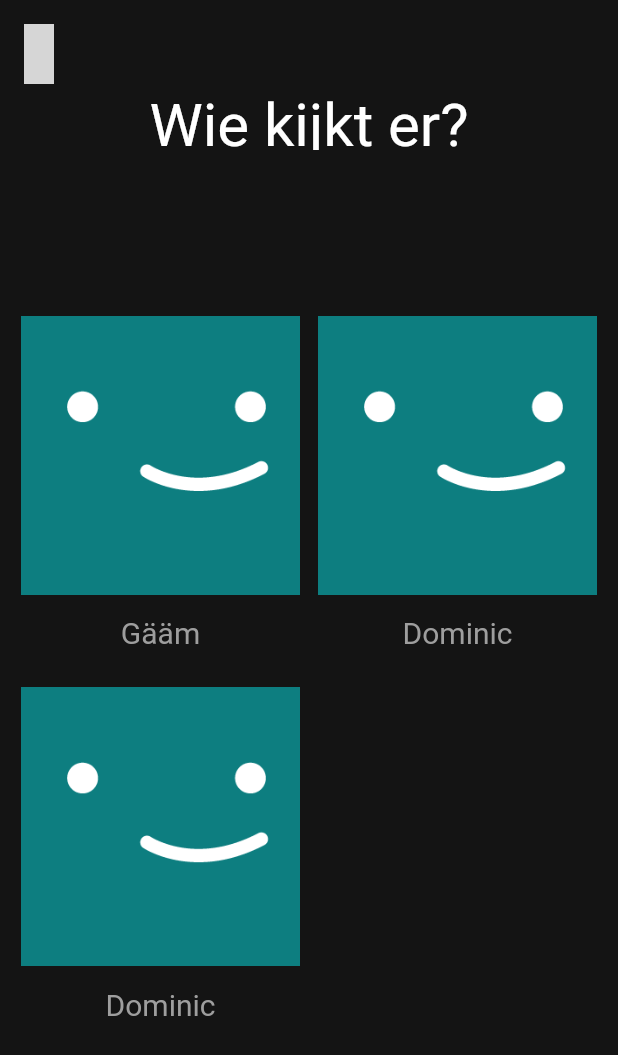
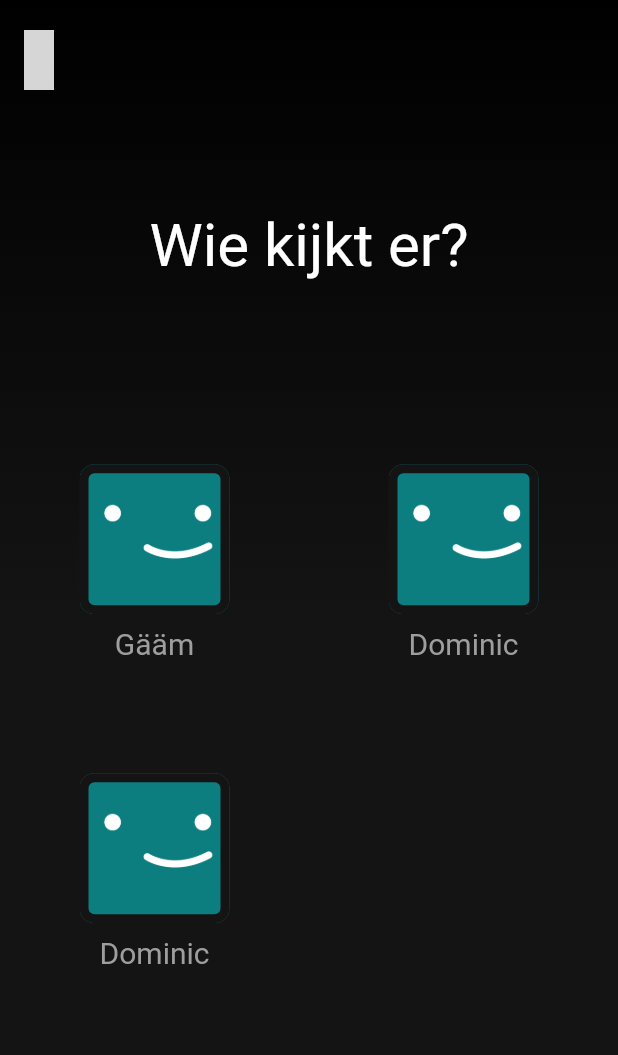
Before and after one commit to cfreemoser/Melvix, a Flutter app: the screen it shows after launch, on a phone screen of 412 x 824 dp. Shown: the top 1055 px of the screen. Run offline on Flutter 3.47's test engine with Material 2 defaults, Android fonts, the phone set to English and light mode, and no system bars; our stand-ins replace bloc, flutter_bloc, flutter_svg; network calls fail; project files that could hold a hidden picture were left out; grey boxes are pictures that could not be loaded.

Commit message:
main: improved layout

```diff
--- a/lib/pages/profiles.dart
+++ b/lib/pages/profiles.dart
@@ -11,29 +11,36 @@ class Profiles extends StatelessWidget {
   const Profiles({Key? key}) : super(key: key);
   @override
   Widget build(BuildContext context) {
-    return LayoutBuilder(builder: (context, constraints) {
+    return Scaffold(
+      body: LayoutBuilder(
+        builder: (context, constraints) {
           bool smallScreen = constraints.maxWidth < 600;
           double netflixLogoHeight = 40;
           double selectTextHeight = 40;
-      developer.log(smallScreen.toString());
 
-      double topCenterDistance =
-          smallScreen ? 150 : constraints.maxHeight * 0.5;
-
-      return Scaffold(
-        body: SizedBox(
-          height: constraints.minHeight,
-          width: constraints.maxWidth,
-          child: Stack(
+          return Stack(
             children: [
               Container(
+                decoration: const BoxDecoration(
+                    gradient: LinearGradient(
+                        begin: Alignment.topCenter,
+                        end: Alignment.bottomCenter,
+                        colors: [
+                      Colors.black,
+                      Constants.netflix_background,
+                      Constants.netflix_background
+                    ])),
                 height: constraints.maxHeight,
                 width: constraints.maxWidth,
-                color: Constants.netflix_background,
               ),
-              Positioned(
-                top: 16,
-                left: smallScreen ? 16 : 64,
+              Expanded(
+                  child: Column(
+                mainAxisAlignment: MainAxisAlignment.start,
+                crossAxisAlignment: CrossAxisAlignment.start,
+                children: [
+                  Padding(
+                      padding:
+                          EdgeInsets.only(top: 20, left: smallScreen ? 16 : 64),
                       child: SvgPicture.network(
                         smallScreen
                             ? "https://upload.wikimedia.org/wikipedia/commons/0/0c/Netflix_2015_N_logo.svg"
@@ -41,15 +48,13 @@ class Profiles extends StatelessWidget {
                         width: smallScreen ? 20 : 100,
                         height: netflixLogoHeight,
                         semanticsLabel: "netflix icon",
-                  placeholderBuilder: (context) => const Text("loading..."),
-                ),
-              ),
-              Positioned(
-                  top: smallScreen
-                      ? netflixLogoHeight + 20
-                      : topCenterDistance - 32 - 150,
-                  width: constraints.maxWidth,
-                  height: selectTextHeight,
+                        placeholderBuilder: (context) =>
+                            const Text("loading..."),
+                      )),
+                  Container(
+                    margin: EdgeInsets.only(
+                        top: smallScreen ? 80 : constraints.maxHeight / 4,
+                        bottom: 20),
                     child: const Center(
                       child: Text(
                         Constants.profiles_select_text,
@@ -58,36 +63,37 @@ class Profiles extends StatelessWidget {
                           fontSize: 40,
                         ),
                       ),
-                  )),
-              Positioned(
-                height: constraints.maxHeight,
-                width: constraints.maxWidth,
-                top: (topCenterDistance + 40) - 150,
-                child: Center(
+                    ),
+                  ),
+                  Expanded(
                     child: BlocBuilder<ProfilesBloc, ProfilesState>(
                       builder: (context, state) {
                         if (state is ProfilesInitial) {
-                        return Padding(
-                          padding: const EdgeInsets.all(8.0),
+                          return SizedBox(
+                            width: constraints.maxWidth,
+                            child: Center(
                               child: GridView.builder(
                                   gridDelegate:
                                       SliverGridDelegateWithFixedCrossAxisCount(
-                                      mainAxisSpacing: 0,
-                                      childAspectRatio: smallScreen ? 0.8 : 3,
+                                          childAspectRatio:
+                                              smallScreen ? 5 / 5 : 3,
                                           crossAxisCount: smallScreen ? 2 : 1),
                                   shrinkWrap: true,
-                              scrollDirection:
-                                  smallScreen ? Axis.vertical : Axis.horizontal,
+                                  scrollDirection: smallScreen
+                                      ? Axis.vertical
+                                      : Axis.horizontal,
                                   itemCount: state.profiles.length,
+                                  padding: EdgeInsets.fromLTRB(0, 0, 0, 0),
                                   itemBuilder: (context, index) {
                                     return AnimatedProfileCard(
-                                  width: 120,
+                                      width: smallScreen ? 100 : 200,
                                       fontSize: 20,
                                       name: state.profiles[index].name,
                                       profileImage:
                                           state.profiles[index].profileImage,
                                     );
                                   }),
+                            ),
                           );
                         }
                         return const Text(
@@ -96,12 +102,13 @@ class Profiles extends StatelessWidget {
                         );
                       },
                     ),
-                ),
                   )
                 ],
-          ),
+              ))
+            ],
+          );
+        },
       ),
     );
-    });
   }
 }
--- a/lib/widgets/animated_profile_card.dart
+++ b/lib/widgets/animated_profile_card.dart
@@ -25,7 +25,9 @@ class AnimatedProfileCardState extends State<AnimatedProfileCard> {
 
   @override
   Widget build(BuildContext context) {
-    return GestureDetector(
+    return SizedBox(
+      width: widget.width,
+      child: GestureDetector(
         onTap: () => onEntered(true),
         onTapDown: (_) => onEntered(true),
         onTapUp: (_) => onEntered(false),
@@ -36,16 +38,18 @@ class AnimatedProfileCardState extends State<AnimatedProfileCard> {
             child: Column(
               children: [
                 Container(
+                  height: widget.width,
+                  width: widget.width,
                   decoration: BoxDecoration(
+                      borderRadius: BorderRadius.circular(10),
+                      image: DecorationImage(
+                          image: widget.profileImage.image, fit: BoxFit.cover),
                       border: isHovered
                           ? Border.all(width: borderWidth, color: Colors.white)
                           : Border.all(
                               width: borderWidth,
                               color: Constants.netflix_background)),
-                  child: Image(
-                    image: widget.profileImage.image,
-                    fit: BoxFit.fitWidth,
-                  )),
+                ),
                 Padding(
                   padding: const EdgeInsets.all(8.0),
                   child: Text(widget.name,
@@ -59,6 +63,7 @@ class AnimatedProfileCardState extends State<AnimatedProfileCard> {
             ),
           ),
         ),
+      ),
     );
   }
 
```
Lines whose indentation alone changed are shown as unchanged.
